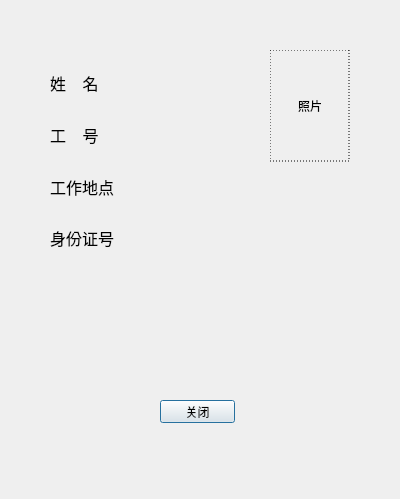
First picture: the form in GuardDetailInfoDiag.ui, repository yao901213/GuardCoop, before the edit.
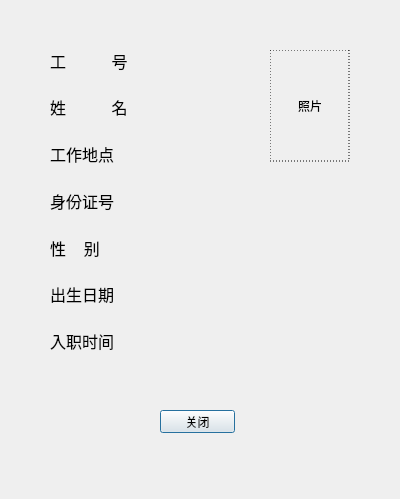
Second picture: the form after the edit.

Diff of the .ui file:
```diff
--- a/GuardDetailInfoDiag.ui
+++ b/GuardDetailInfoDiag.ui
@@ -40,7 +40,7 @@
    <property name="geometry">
     <rect>
      <x>160</x>
-     <y>400</y>
+     <y>410</y>
      <width>75</width>
      <height>23</height>
     </rect>
@@ -49,67 +49,16 @@
     <string>关闭</string>
    </property>
   </widget>
-  <widget class="QLabel" name="labelWorkPosition">
-   <property name="geometry">
-    <rect>
-     <x>150</x>
-     <y>180</y>
-     <width>201</width>
-     <height>16</height>
-    </rect>
-   </property>
-   <property name="font">
-    <font>
-     <family>Times New Roman</family>
-     <pointsize>12</pointsize>
-    </font>
-   </property>
-   <property name="text">
-    <string/>
-   </property>
-  </widget>
-  <widget class="QLabel" name="labelIDCardNum">
-   <property name="geometry">
-    <rect>
-     <x>150</x>
-     <y>230</y>
-     <width>161</width>
-     <height>16</height>
-    </rect>
-   </property>
-   <property name="font">
-    <font>
-     <family>Times New Roman</family>
-     <pointsize>12</pointsize>
-    </font>
-   </property>
-   <property name="text">
-    <string/>
-   </property>
-  </widget>
   <widget class="QWidget" name="layoutWidget">
    <property name="geometry">
     <rect>
      <x>50</x>
-     <y>60</y>
-     <width>114</width>
-     <height>201</height>
+     <y>40</y>
+     <width>81</width>
+     <height>321</height>
     </rect>
    </property>
    <layout class="QVBoxLayout" name="verticalLayout">
-    <item>
-     <widget class="QLabel" name="label">
-      <property name="font">
-       <font>
-        <family>Agency FB</family>
-        <pointsize>12</pointsize>
-       </font>
-      </property>
-      <property name="text">
-       <string>姓    名</string>
-      </property>
-     </widget>
-    </item>
     <item>
      <widget class="QLabel" name="label_2">
       <property name="font">
@@ -119,7 +68,20 @@
        </font>
       </property>
       <property name="text">
-       <string>工    号</string>
+       <string>工           号</string>
+      </property>
+     </widget>
+    </item>
+    <item>
+     <widget class="QLabel" name="label">
+      <property name="font">
+       <font>
+        <family>Agency FB</family>
+        <pointsize>12</pointsize>
+       </font>
+      </property>
+      <property name="text">
+       <string>姓           名</string>
       </property>
      </widget>
     </item>
@@ -149,31 +111,54 @@
       </property>
      </widget>
     </item>
+    <item>
+     <widget class="QLabel" name="label_5">
+      <property name="font">
+       <font>
+        <pointsize>12</pointsize>
+       </font>
+      </property>
+      <property name="text">
+       <string>性    别</string>
+      </property>
+     </widget>
+    </item>
+    <item>
+     <widget class="QLabel" name="label_6">
+      <property name="font">
+       <font>
+        <pointsize>12</pointsize>
+       </font>
+      </property>
+      <property name="text">
+       <string>出生日期</string>
+      </property>
+     </widget>
+    </item>
+    <item>
+     <widget class="QLabel" name="label_8">
+      <property name="font">
+       <font>
+        <pointsize>12</pointsize>
+       </font>
+      </property>
+      <property name="text">
+       <string>入职时间</string>
+      </property>
+     </widget>
+    </item>
    </layout>
   </widget>
   <widget class="QWidget" name="layoutWidget">
    <property name="geometry">
     <rect>
      <x>150</x>
-     <y>61</y>
-     <width>62</width>
-     <height>91</height>
+     <y>41</y>
+     <width>171</width>
+     <height>321</height>
     </rect>
    </property>
    <layout class="QVBoxLayout" name="verticalLayout_2">
-    <item>
-     <widget class="QLabel" name="labelName">
-      <property name="font">
-       <font>
-        <family>Times New Roman</family>
-        <pointsize>12</pointsize>
-       </font>
-      </property>
-      <property name="text">
-       <string/>
-      </property>
-     </widget>
-    </item>
     <item>
      <widget class="QLabel" name="labelID">
       <property name="font">
@@ -187,6 +172,80 @@
       </property>
      </widget>
     </item>
+    <item>
+     <widget class="QLabel" name="labelName">
+      <property name="font">
+       <font>
+        <family>Times New Roman</family>
+        <pointsize>12</pointsize>
+       </font>
+      </property>
+      <property name="text">
+       <string/>
+      </property>
+     </widget>
+    </item>
+    <item>
+     <widget class="QLabel" name="labelWorkPosition">
+      <property name="font">
+       <font>
+        <family>Times New Roman</family>
+        <pointsize>12</pointsize>
+       </font>
+      </property>
+      <property name="text">
+       <string/>
+      </property>
+     </widget>
+    </item>
+    <item>
+     <widget class="QLabel" name="labelIDCard">
+      <property name="font">
+       <font>
+        <pointsize>12</pointsize>
+       </font>
+      </property>
+      <property name="text">
+       <string/>
+      </property>
+     </widget>
+    </item>
+    <item>
+     <widget class="QLabel" name="labelGender">
+      <property name="font">
+       <font>
+        <pointsize>12</pointsize>
+       </font>
+      </property>
+      <property name="text">
+       <string/>
+      </property>
+     </widget>
+    </item>
+    <item>
+     <widget class="QLabel" name="labelDateofBirth">
+      <property name="font">
+       <font>
+        <pointsize>12</pointsize>
+       </font>
+      </property>
+      <property name="text">
+       <string/>
+      </property>
+     </widget>
+    </item>
+    <item>
+     <widget class="QLabel" name="labelDateofEmploy">
+      <property name="font">
+       <font>
+        <pointsize>12</pointsize>
+       </font>
+      </property>
+      <property name="text">
+       <string/>
+      </property>
+     </widget>
+    </item>
    </layout>
   </widget>
  </widget>
```
